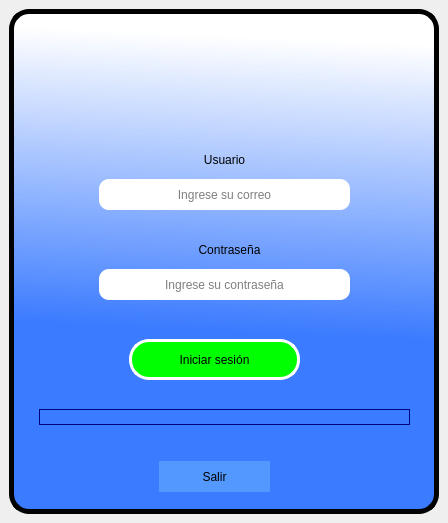
Qt form ui_files/login.ui (Romehe369/aec_contrastistas_g) before a commit.
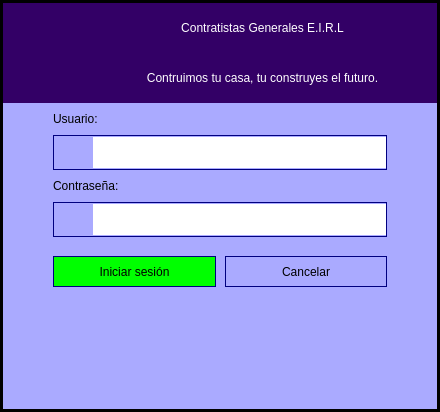
The same form after that commit. Icons and pictures are not drawn.

Commit message: scrooll in frame

Diff of the .ui file:
```diff
--- a/ui_files/login.ui
+++ b/ui_files/login.ui
@@ -6,21 +6,35 @@
    <rect>
     <x>0</x>
     <y>0</y>
-    <width>448</width>
-    <height>523</height>
+    <width>440</width>
+    <height>412</height>
    </rect>
   </property>
   <property name="windowTitle">
    <string>MainWindow</string>
   </property>
   <widget class="QWidget" name="centralwidget">
-   <layout class="QVBoxLayout" name="verticalLayout">
+   <property name="styleSheet">
+    <string notr="true">background-color: rgb(243, 243, 243);</string>
+   </property>
+   <layout class="QVBoxLayout" name="verticalLayout_4">
+    <property name="leftMargin">
+     <number>0</number>
+    </property>
+    <property name="topMargin">
+     <number>0</number>
+    </property>
+    <property name="rightMargin">
+     <number>0</number>
+    </property>
+    <property name="bottomMargin">
+     <number>0</number>
+    </property>
     <item>
      <widget class="QFrame" name="frame">
       <property name="styleSheet">
-       <string notr="true">border: 5px solid rgb(0, 0, 0) ;
-border-radius:20px;
-background-color: qlineargradient(spread:pad, x1:0.409318, y1:0.636, x2:0.432, y2:0.0454545, stop:0 rgba(59, 123, 255, 255), stop:1 rgba(255, 255, 255, 255));</string>
+       <string notr="true">border: 3px solid rgb(0, 0, 0) ;
+background-color: rgb(170, 170, 255);</string>
       </property>
       <property name="frameShape">
        <enum>QFrame::StyledPanel</enum>
@@ -28,14 +42,66 @@
       <property name="frameShadow">
        <enum>QFrame::Raised</enum>
       </property>
+      <layout class="QVBoxLayout" name="verticalLayout_3">
+       <property name="spacing">
+        <number>9</number>
+       </property>
+       <property name="leftMargin">
+        <number>0</number>
+       </property>
+       <property name="topMargin">
+        <number>0</number>
+       </property>
+       <property name="rightMargin">
+        <number>0</number>
+       </property>
+       <property name="bottomMargin">
+        <number>15</number>
+       </property>
+       <item>
+        <widget class="QFrame" name="frame_4">
+         <property name="minimumSize">
+          <size>
+           <width>0</width>
+           <height>100</height>
+          </size>
+         </property>
+         <property name="maximumSize">
+          <size>
+           <width>16777215</width>
+           <height>100</height>
+          </size>
+         </property>
+         <property name="styleSheet">
+          <string notr="true">border:none;
+background-color: rgb(51, 0, 102);</string>
+         </property>
+         <property name="frameShape">
+          <enum>QFrame::StyledPanel</enum>
+         </property>
+         <property name="frameShadow">
+          <enum>QFrame::Raised</enum>
+         </property>
+         <layout class="QHBoxLayout" name="horizontalLayout_5">
+          <property name="leftMargin">
+           <number>9</number>
+          </property>
+          <property name="topMargin">
+           <number>0</number>
+          </property>
+          <property name="rightMargin">
+           <number>0</number>
+          </property>
+          <property name="bottomMargin">
+           <number>0</number>
+          </property>
+          <item>
       <widget class="QLabel" name="label_4">
-       <property name="geometry">
-        <rect>
-         <x>170</x>
-         <y>20</y>
-         <width>101</width>
-         <height>91</height>
-        </rect>
+            <property name="maximumSize">
+             <size>
+              <width>70</width>
+              <height>70</height>
+             </size>
        </property>
        <property name="styleSheet">
         <string notr="true">background-color:rgba(0,0,0,0%);
@@ -51,14 +117,63 @@
         <bool>true</bool>
        </property>
       </widget>
+          </item>
+          <item>
+           <layout class="QVBoxLayout" name="verticalLayout_2">
+            <property name="spacing">
+             <number>0</number>
+            </property>
+            <item>
+             <widget class="QLabel" name="label_6">
+              <property name="styleSheet">
+               <string notr="true">color: rgb(255, 255, 255);
+font: 78 18pt &quot;MS Shell Dlg 2&quot;;</string>
+              </property>
+              <property name="text">
+               <string>Contratistas Generales E.I.R.L</string>
+              </property>
+              <property name="alignment">
+               <set>Qt::AlignCenter</set>
+              </property>
+             </widget>
+            </item>
+            <item>
+             <widget class="QLabel" name="label_7">
+              <property name="styleSheet">
+               <string notr="true">color: rgb(255, 255, 255);
+font: 75 12pt &quot;MS Shell Dlg 2&quot;;</string>
+              </property>
+              <property name="text">
+               <string>Contruimos tu casa, tu construyes el futuro.</string>
+              </property>
+              <property name="alignment">
+               <set>Qt::AlignCenter</set>
+              </property>
+             </widget>
+            </item>
+           </layout>
+          </item>
+         </layout>
+        </widget>
+       </item>
+       <item>
+        <layout class="QVBoxLayout" name="verticalLayout">
+         <property name="spacing">
+          <number>9</number>
+         </property>
+         <property name="leftMargin">
+          <number>50</number>
+         </property>
+         <property name="rightMargin">
+          <number>50</number>
+         </property>
+         <item>
       <widget class="QLabel" name="label_2">
-       <property name="geometry">
-        <rect>
-         <x>0</x>
-         <y>130</y>
-         <width>431</width>
-         <height>41</height>
-        </rect>
+           <property name="maximumSize">
+            <size>
+             <width>16777215</width>
+             <height>32</height>
+            </size>
        </property>
        <property name="styleSheet">
         <string notr="true">font: 75 16pt &quot;Arial&quot;;
@@ -66,72 +181,217 @@
 border:none;</string>
        </property>
        <property name="text">
-        <string>Usuario</string>
+            <string>Usuario:</string>
        </property>
        <property name="alignment">
-        <set>Qt::AlignCenter</set>
-       </property>
-      </widget>
+            <set>Qt::AlignLeading|Qt::AlignLeft|Qt::AlignVCenter</set>
+           </property>
+          </widget>
+         </item>
+         <item>
+          <widget class="QFrame" name="frame_2">
+           <property name="minimumSize">
+            <size>
+             <width>0</width>
+             <height>35</height>
+            </size>
+           </property>
+           <property name="maximumSize">
+            <size>
+             <width>16777215</width>
+             <height>35</height>
+            </size>
+           </property>
+           <property name="styleSheet">
+            <string notr="true">border: 1px solid rgb(0, 0, 127);</string>
+           </property>
+           <property name="frameShape">
+            <enum>QFrame::NoFrame</enum>
+           </property>
+           <property name="frameShadow">
+            <enum>QFrame::Sunken</enum>
+           </property>
+           <layout class="QHBoxLayout" name="horizontalLayout">
+            <property name="spacing">
+             <number>6</number>
+            </property>
+            <property name="leftMargin">
+             <number>9</number>
+            </property>
+            <property name="topMargin">
+             <number>0</number>
+            </property>
+            <property name="rightMargin">
+             <number>0</number>
+            </property>
+            <property name="bottomMargin">
+             <number>0</number>
+            </property>
+            <item>
+             <widget class="QLabel" name="label_3">
+              <property name="minimumSize">
+               <size>
+                <width>24</width>
+                <height>24</height>
+               </size>
+              </property>
+              <property name="toolTipDuration">
+               <number>-1</number>
+              </property>
+              <property name="styleSheet">
+               <string notr="true">border:none;</string>
+              </property>
+              <property name="text">
+               <string/>
+              </property>
+              <property name="pixmap">
+               <pixmap>../assets/usuario.png</pixmap>
+              </property>
+              <property name="scaledContents">
+               <bool>false</bool>
+              </property>
+             </widget>
+            </item>
+            <item>
       <widget class="QLineEdit" name="users">
-       <property name="geometry">
-        <rect>
-         <x>90</x>
-         <y>170</y>
-         <width>251</width>
+              <property name="minimumSize">
+               <size>
+                <width>0</width>
          <height>31</height>
-        </rect>
+               </size>
        </property>
        <property name="styleSheet">
-        <string notr="true">border-radius:10px;
-font: 75 12pt &quot;Arial&quot;;
-background-color: rgb(255, 255, 255);
-border:0px;</string>
+               <string notr="true">background-color: rgb(255, 255, 255);
+border:none;
+font: 12pt &quot;MS Shell Dlg 2&quot;;</string>
+              </property>
+             </widget>
+            </item>
+           </layout>
+          </widget>
+         </item>
+         <item>
+          <widget class="QLabel" name="label">
+           <property name="maximumSize">
+            <size>
+             <width>16777215</width>
+             <height>32</height>
+            </size>
+           </property>
+           <property name="styleSheet">
+            <string notr="true">font: 75 14pt &quot;Arial&quot;;
+background-color:rgba(0,0,0,0%);
+border:none;</string>
+           </property>
+           <property name="text">
+            <string>Contraseña:</string>
        </property>
        <property name="alignment">
-        <set>Qt::AlignCenter</set>
-       </property>
-       <property name="placeholderText">
-        <string>Ingrese su correo</string>
-       </property>
-      </widget>
+            <set>Qt::AlignLeading|Qt::AlignLeft|Qt::AlignVCenter</set>
+           </property>
+          </widget>
+         </item>
+         <item>
+          <widget class="QFrame" name="frame_3">
+           <property name="minimumSize">
+            <size>
+             <width>0</width>
+             <height>35</height>
+            </size>
+           </property>
+           <property name="maximumSize">
+            <size>
+             <width>16777215</width>
+             <height>35</height>
+            </size>
+           </property>
+           <property name="styleSheet">
+            <string notr="true">border: 1px solid rgb(0, 0, 127);</string>
+           </property>
+           <property name="frameShape">
+            <enum>QFrame::NoFrame</enum>
+           </property>
+           <property name="frameShadow">
+            <enum>QFrame::Sunken</enum>
+           </property>
+           <layout class="QHBoxLayout" name="horizontalLayout_2">
+            <property name="spacing">
+             <number>6</number>
+            </property>
+            <property name="leftMargin">
+             <number>9</number>
+            </property>
+            <property name="topMargin">
+             <number>0</number>
+            </property>
+            <property name="rightMargin">
+             <number>0</number>
+            </property>
+            <property name="bottomMargin">
+             <number>0</number>
+            </property>
+            <item>
+             <widget class="QLabel" name="label_5">
+              <property name="minimumSize">
+               <size>
+                <width>24</width>
+                <height>24</height>
+               </size>
+              </property>
+              <property name="styleSheet">
+               <string notr="true">border:none;</string>
+              </property>
+              <property name="text">
+               <string/>
+              </property>
+              <property name="pixmap">
+               <pixmap>../assets/contraseña.png</pixmap>
+              </property>
+              <property name="scaledContents">
+               <bool>false</bool>
+              </property>
+             </widget>
+            </item>
+            <item>
       <widget class="QLineEdit" name="password">
-       <property name="geometry">
-        <rect>
-         <x>90</x>
-         <y>260</y>
-         <width>251</width>
+              <property name="minimumSize">
+               <size>
+                <width>0</width>
          <height>31</height>
-        </rect>
+               </size>
        </property>
        <property name="styleSheet">
-        <string notr="true">border-radius:10px;
-font: 75 12pt &quot;Arial&quot;;
-background-color: rgb(255, 255, 255);
-border:0px;</string>
+               <string notr="true">background-color: rgb(255, 255, 255);
+border:none;
+font: 12pt &quot;MS Shell Dlg 2&quot;;</string>
        </property>
        <property name="echoMode">
         <enum>QLineEdit::Password</enum>
        </property>
-       <property name="alignment">
-        <set>Qt::AlignCenter</set>
-       </property>
-       <property name="placeholderText">
-        <string>Ingrese su contraseña</string>
-       </property>
-      </widget>
+             </widget>
+            </item>
+           </layout>
+          </widget>
+         </item>
+         <item>
+          <layout class="QHBoxLayout" name="horizontalLayout_3">
+           <property name="topMargin">
+            <number>10</number>
+           </property>
+           <property name="bottomMargin">
+            <number>10</number>
+           </property>
+           <item>
       <widget class="QPushButton" name="bt_ingresar">
-       <property name="geometry">
-        <rect>
-         <x>120</x>
-         <y>330</y>
-         <width>171</width>
-         <height>41</height>
-        </rect>
+             <property name="minimumSize">
+              <size>
+               <width>0</width>
+               <height>31</height>
+              </size>
        </property>
        <property name="styleSheet">
         <string notr="true">QPushButton{
-border:3px solid #ffffff;
-border-radius:20px;
+border: 1px solid rgb(0, 0, 127);
 background-color: rgb(0, 255, 0);
 font: 87 12pt &quot;Segoe UI Black&quot;}
 QPushButton:hover{
@@ -144,19 +404,18 @@
         <string>Iniciar sesión</string>
        </property>
       </widget>
+           </item>
+           <item>
       <widget class="QPushButton" name="btn_close">
-       <property name="geometry">
-        <rect>
-         <x>150</x>
-         <y>452</y>
-         <width>111</width>
+             <property name="minimumSize">
+              <size>
+               <width>0</width>
          <height>31</height>
-        </rect>
+              </size>
        </property>
        <property name="styleSheet">
         <string notr="true">QPushButton{
-background-color: rgb(83, 152, 255);
-border:1px solid  rgb(83, 152, 255);
+border: 1px solid rgb(0, 0, 127);
 font: 87 10pt &quot;Segoe UI Black&quot;}
 QPushButton:hover{
 border:1px solid  rgb(83, 152, 255);
@@ -164,7 +423,7 @@
 font: 87 10pt &quot;Segoe UI Black&quot;}</string>
        </property>
        <property name="text">
-        <string>Salir</string>
+              <string>Cancelar</string>
        </property>
        <property name="checkable">
         <bool>true</bool>
@@ -173,20 +432,16 @@
         <bool>false</bool>
        </property>
       </widget>
+           </item>
+          </layout>
+         </item>
+         <item>
       <widget class="QProgressBar" name="progressBar">
-       <property name="geometry">
-        <rect>
-         <x>30</x>
-         <y>400</y>
-         <width>371</width>
-         <height>16</height>
-        </rect>
-       </property>
        <property name="styleSheet">
         <string notr="true">QProgressBar{
 background-color: rgba(0,0,0,0%);
 border-radius:25px;
-border: 1px solid #00007f;}
+border: none;}
 QProgressBar::chunk {
 background-color: qlineargradient(spread:pad, x1:0.443545, y1:0.517, x2:0.989, y2:0.5, stop:0 rgba(255, 59, 250, 255), stop:1 rgba(255, 255, 255, 255));
 border-radius:25px;}</string>
@@ -198,92 +453,23 @@
         <bool>false</bool>
        </property>
       </widget>
-      <widget class="QLabel" name="label">
-       <property name="geometry">
-        <rect>
-         <x>150</x>
-         <y>220</y>
-         <width>141</width>
-         <height>41</height>
-        </rect>
-       </property>
-       <property name="styleSheet">
-        <string notr="true">font: 75 16pt &quot;Arial&quot;;
-background-color:rgba(0,0,0,0%);
-border:none;</string>
-       </property>
-       <property name="text">
-        <string>Contraseña</string>
-       </property>
-       <property name="alignment">
-        <set>Qt::AlignCenter</set>
-       </property>
-      </widget>
-      <widget class="QLabel" name="usuario_incorrecto">
-       <property name="geometry">
-        <rect>
-         <x>150</x>
-         <y>210</y>
-         <width>131</width>
-         <height>17</height>
-        </rect>
-       </property>
-       <property name="styleSheet">
-        <string notr="true">background-color: rgba(0,0,0,0%);
-color: rgb(255, 0, 0);
-border:0px;</string>
-       </property>
-       <property name="text">
-        <string/>
-       </property>
-       <property name="alignment">
-        <set>Qt::AlignCenter</set>
-       </property>
-      </widget>
-      <widget class="QLabel" name="contrasena_incorrecta">
-       <property name="geometry">
-        <rect>
-         <x>150</x>
-         <y>300</y>
-         <width>131</width>
-         <height>17</height>
-        </rect>
-       </property>
-       <property name="styleSheet">
-        <string notr="true">background-color: rgba(0,0,0,0%);
-color: rgb(255, 0, 0);
-border:0px;</string>
-       </property>
-       <property name="text">
-        <string/>
-       </property>
-       <property name="alignment">
-        <set>Qt::AlignCenter</set>
-       </property>
-      </widget>
-      <widget class="QLabel" name="cargando">
-       <property name="geometry">
-        <rect>
-         <x>150</x>
-         <y>410</y>
-         <width>151</width>
-         <height>31</height>
-        </rect>
-       </property>
-       <property name="styleSheet">
-        <string notr="true">QLabel{
-background-color: rgba(0,0,0,0%);
-font: 12pt &quot;Segoe Print&quot;;
-border:0px;
-}</string>
-       </property>
-       <property name="text">
-        <string/>
-       </property>
-       <property name="alignment">
-        <set>Qt::AlignCenter</set>
-       </property>
-      </widget>
+         </item>
+        </layout>
+       </item>
+       <item>
+        <spacer name="verticalSpacer">
+         <property name="orientation">
+          <enum>Qt::Vertical</enum>
+         </property>
+         <property name="sizeHint" stdset="0">
+          <size>
+           <width>20</width>
+           <height>40</height>
+          </size>
+         </property>
+        </spacer>
+       </item>
+      </layout>
      </widget>
     </item>
    </layout>
```
Left out of the diff: 10 changed lines with no effect on the pictures. Lines whose indentation alone changed are shown as unchanged. The commit also changes 21 other files.
